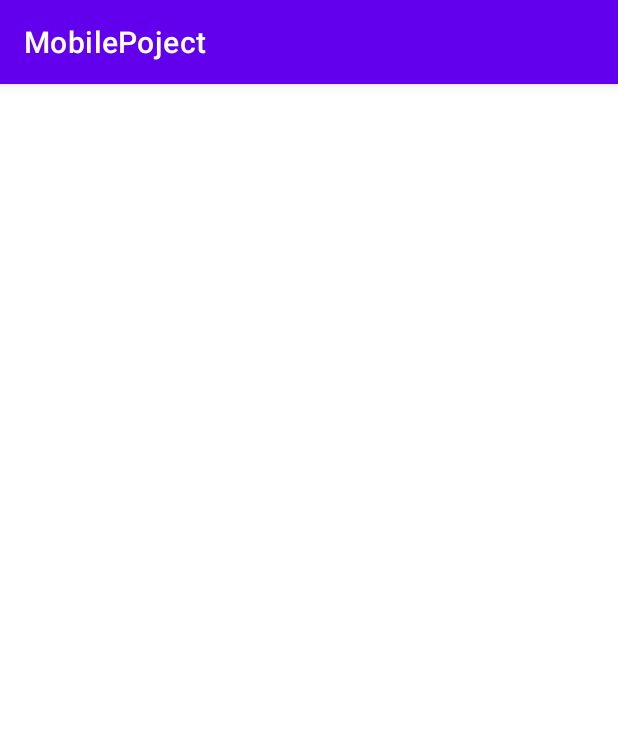
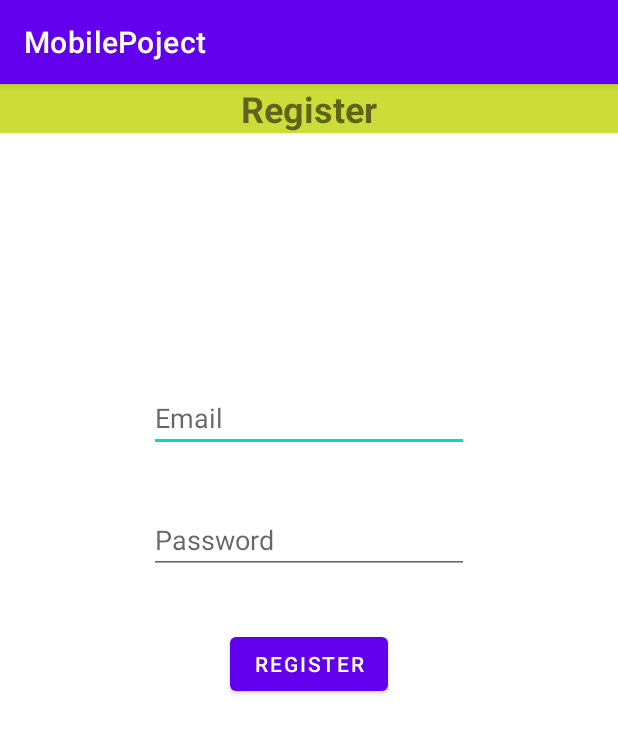
Before and after one commit to KoWonJae/MobilePoject, an Android app: the RegisterActivity screen opened directly, with no data from a screen before it, on a phone screen of 412 x 824 dp. Shown: the top 733 px of the screen. Run offline under Robolectric (Android 15) with nearby library versions, the phone set to English and light mode, and no system bars.

Commit message:
login, main, register activity commit

```diff
--- a/app/src/main/res/layout/activity_register.xml
+++ b/app/src/main/res/layout/activity_register.xml
@@ -6,4 +6,51 @@
     android:layout_height="match_parent"
     tools:context=".RegisterActivity">
 
+    <EditText
+        android:id="@+id/editTextEmail"
+        android:layout_width="wrap_content"
+        android:layout_height="wrap_content"
+        android:layout_marginStart="8dp"
+        android:layout_marginTop="200dp"
+        android:layout_marginEnd="8dp"
+        android:ems="10"
+        android:hint="Email"
+        android:inputType="textPersonName"
+        app:layout_constraintEnd_toEndOf="parent"
+        app:layout_constraintStart_toStartOf="parent"
+        app:layout_constraintTop_toTopOf="parent" />
+
+    <EditText
+        android:id="@+id/editTextPassword"
+        android:layout_width="wrap_content"
+        android:layout_height="wrap_content"
+        android:layout_marginTop="36dp"
+        android:ems="10"
+        android:inputType="textPassword"
+        android:hint="Password"
+        app:layout_constraintStart_toStartOf="@+id/editTextEmail"
+        app:layout_constraintTop_toBottomOf="@+id/editTextEmail" />
+
+    <Button
+        android:id="@+id/buttonRegister"
+        android:layout_width="wrap_content"
+        android:layout_height="wrap_content"
+        android:layout_marginTop="36dp"
+        android:text="REGISTER"
+        app:layout_constraintEnd_toEndOf="parent"
+        app:layout_constraintStart_toStartOf="parent"
+        app:layout_constraintTop_toBottomOf="@+id/editTextPassword" />
+
+    <TextView
+        android:id="@+id/textView2"
+        android:layout_width="match_parent"
+        android:layout_height="wrap_content"
+        android:background="#CDDC39"
+        android:text="Register"
+        android:textAlignment="center"
+        android:textSize="24sp"
+        android:textStyle="bold"
+        app:layout_constraintTop_toTopOf="parent"
+        tools:layout_editor_absoluteX="177dp" />
+
 </androidx.constraintlayout.widget.ConstraintLayout>
```
Also changed, not shown: app/src/main/res/layout/activity_login.xml (+57 -0 lines), app/src/main/res/layout/activity_main.xml (+15 -10 lines).
